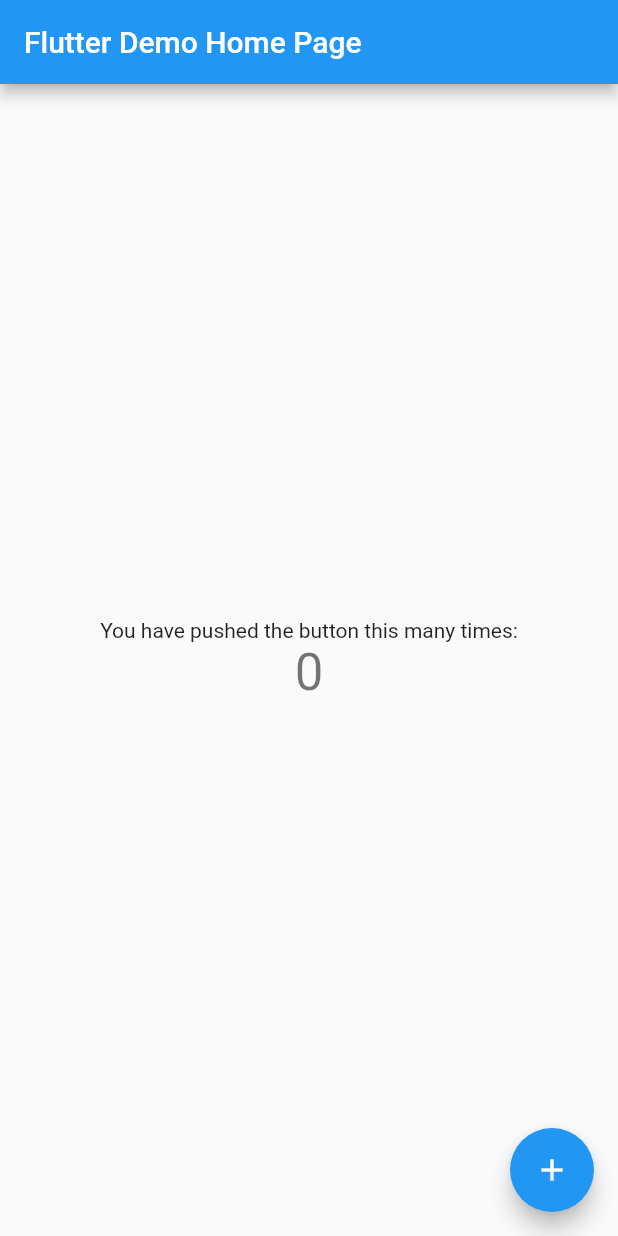
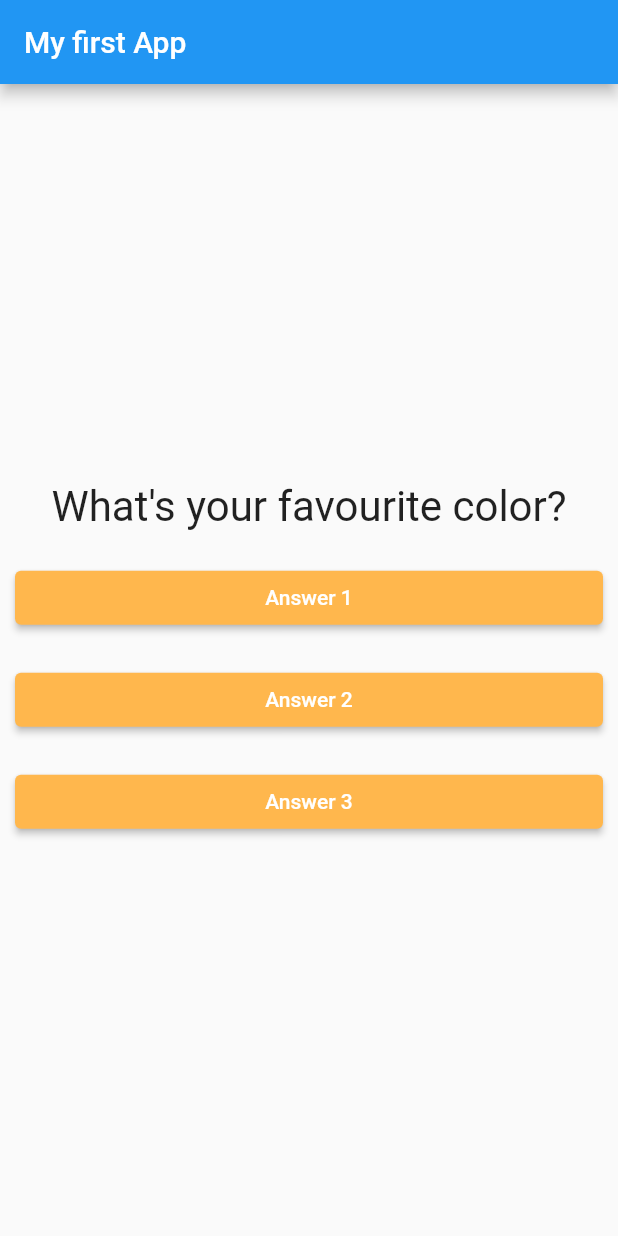
Before and after one commit to ihor-debelyi/academind_course, a Flutter app: the screen it shows after launch, on a phone screen of 412 x 824 dp. Run offline on Flutter 3.47's test engine with Material 2 defaults, Android fonts, the light colour scheme and no system bars.

Commit message:
Added questions and answers widgets

```diff
--- /dev/null
+++ b/quiz_app/lib/answer.dart
@@ -0,0 +1,23 @@
+import 'package:flutter/material.dart';
+
+class Answer extends StatelessWidget {
+  final String content;
+  final VoidCallback callback;
+
+  const Answer({required this.callback, required this.content});
+
+  @override
+  Widget build(BuildContext context) {
+    return Container(
+      width: double.infinity,
+      margin: const EdgeInsets.all(10),
+      child: ElevatedButton(
+        style: ButtonStyle(
+          backgroundColor: MaterialStateProperty.all(Colors.orange[300]),
+        ),
+        onPressed: callback,
+        child: Text(content),
+      ),
+    );
+  }
+}
--- a/quiz_app/lib/main.dart
+++ b/quiz_app/lib/main.dart
@@ -1,115 +1,55 @@
 import 'package:flutter/material.dart';
 
-void main() {
-  runApp(const MyApp());
+import './question.dart';
+import 'answer.dart';
+
+void main() => runApp(QuizzApp());
+
+class QuizzApp extends StatefulWidget {
+  @override
+  State<QuizzApp> createState() => _QuizzAppState();
 }
 
-class MyApp extends StatelessWidget {
-  const MyApp({super.key});
+class _QuizzAppState extends State<QuizzApp> {
+  var _questionIndex = 0;
 
-  // This widget is the root of your application.
-  @override
-  Widget build(BuildContext context) {
-    return MaterialApp(
-      title: 'Flutter Demo',
-      theme: ThemeData(
-        // This is the theme of your application.
-        //
-        // Try running your application with "flutter run". You'll see the
-        // application has a blue toolbar. Then, without quitting the app, try
-        // changing the primarySwatch below to Colors.green and then invoke
-        // "hot reload" (press "r" in the console where you ran "flutter run",
-        // or simply save your changes to "hot reload" in a Flutter IDE).
-        // Notice that the counter didn't reset back to zero; the application
-        // is not restarted.
-        primarySwatch: Colors.blue,
-      ),
-      home: const MyHomePage(title: 'Flutter Demo Home Page'),
-    );
-  }
-}
-
-class MyHomePage extends StatefulWidget {
-  const MyHomePage({super.key, required this.title});
-
-  // This widget is the home page of your application. It is stateful, meaning
-  // that it has a State object (defined below) that contains fields that affect
-  // how it looks.
-
-  // This class is the configuration for the state. It holds the values (in this
-  // case the title) provided by the parent (in this case the App widget) and
-  // used by the build method of the State. Fields in a Widget subclass are
-  // always marked "final".
-
-  final String title;
-
-  @override
-  State<MyHomePage> createState() => _MyHomePageState();
-}
-
-class _MyHomePageState extends State<MyHomePage> {
-  int _counter = 0;
-
-  void _incrementCounter() {
+  void _answerQuestion() {
     setState(() {
-      // This call to setState tells the Flutter framework that something has
-      // changed in this State, which causes it to rerun the build method below
-      // so that the display can reflect the updated values. If we changed
-      // _counter without calling setState(), then the build method would not be
-      // called again, and so nothing would appear to happen.
-      _counter++;
+      _questionIndex += 1;
     });
+    print(_questionIndex);
   }
 
   @override
   Widget build(BuildContext context) {
-    // This method is rerun every time setState is called, for instance as done
-    // by the _incrementCounter method above.
-    //
-    // The Flutter framework has been optimized to make rerunning build methods
-    // fast, so that you can just rebuild anything that needs updating rather
-    // than having to individually change instances of widgets.
-    return Scaffold(
-      appBar: AppBar(
-        // Here we take the value from the MyHomePage object that was created by
-        // the App.build method, and use it to set our appbar title.
-        title: Text(widget.title),
-      ),
-      body: Center(
-        // Center is a layout widget. It takes a single child and positions it
-        // in the middle of the parent.
-        child: Column(
-          // Column is also a layout widget. It takes a list of children and
-          // arranges them vertically. By default, it sizes itself to fit its
-          // children horizontally, and tries to be as tall as its parent.
-          //
-          // Invoke "debug painting" (press "p" in the console, choose the
-          // "Toggle Debug Paint" action from the Flutter Inspector in Android
-          // Studio, or the "Toggle Debug Paint" command in Visual Studio Code)
-          // to see the wireframe for each widget.
-          //
-          // Column has various properties to control how it sizes itself and
-          // how it positions its children. Here we use mainAxisAlignment to
-          // center the children vertically; the main axis here is the vertical
-          // axis because Columns are vertical (the cross axis would be
-          // horizontal).
+    var questions = [
+      'What\'s your favourite color?',
+      'What\'s your favourite animal?'
+    ];
+    return MaterialApp(
+      home: Scaffold(
+        appBar: AppBar(
+          title: const Text('My first App'),
+        ),
+        body: Column(
           mainAxisAlignment: MainAxisAlignment.center,
-          children: <Widget>[
-            const Text(
-              'You have pushed the button this many times:',
+          children: [
+            Question(questions[_questionIndex]),
+            Answer(
+              content: 'Answer 1',
+              callback: _answerQuestion,
             ),
-            Text(
-              '$_counter',
-              style: Theme.of(context).textTheme.headline4,
+            Answer(
+              content: 'Answer 2',
+              callback: _answerQuestion,
+            ),
+            Answer(
+              content: 'Answer 3',
+              callback: _answerQuestion,
             ),
           ],
         ),
       ),
-      floatingActionButton: FloatingActionButton(
-        onPressed: _incrementCounter,
-        tooltip: 'Increment',
-        child: const Icon(Icons.add),
-      ), // This trailing comma makes auto-formatting nicer for build methods.
     );
   }
 }
--- /dev/null
+++ b/quiz_app/lib/question.dart
@@ -0,0 +1,20 @@
+import 'package:flutter/material.dart';
+
+class Question extends StatelessWidget {
+  final String content;
+
+  const Question(this.content);
+
+  @override
+  Widget build(BuildContext context) {
+    return Container(
+      width: double.infinity,
+      margin: const EdgeInsets.all(10),
+      child: Text(
+        content,
+        style: const TextStyle(fontSize: 28),
+        textAlign: TextAlign.center,
+      ),
+    );
+  }
+}
```
